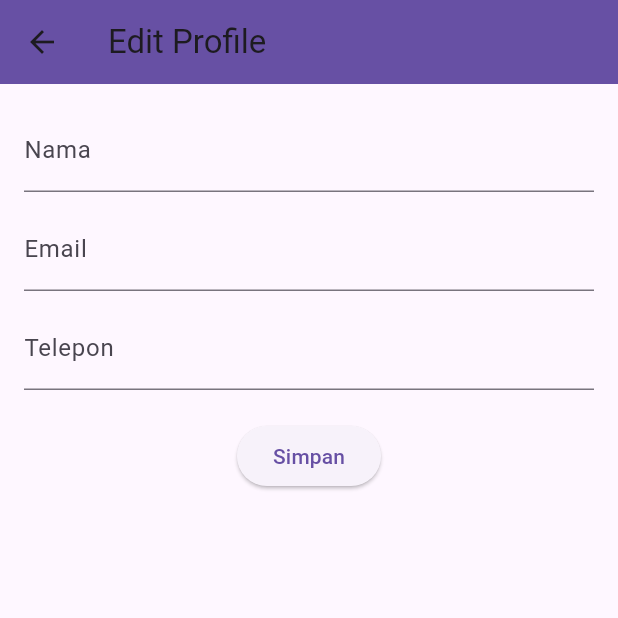
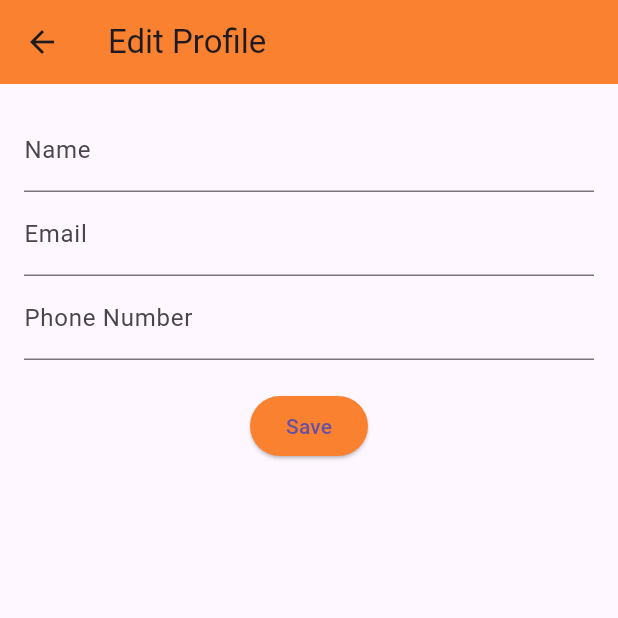
Before and after one commit to lemonaddict/restaurant-tracker, a Flutter app: the EditProfilePage screen opened directly with empty values, on a phone screen of 412 x 824 dp, the top half of it. Run offline on Flutter 3.47's test engine with Material 3 defaults, Android fonts, the phone set to English and light mode, and no system bars; our stand-ins replace shared_preferences; accounts and stored records are empty.

Commit message:
fix profile bugs

```diff
--- a/frontend/restrack/lib/pages/edit_profile_page.dart
+++ b/frontend/restrack/lib/pages/edit_profile_page.dart
@@ -1,15 +1,15 @@
 import 'package:flutter/material.dart';
+import '../models/user.dart';
+import '../services/user_service.dart';
 
 class EditProfilePage extends StatefulWidget {
-  final String userName;
-  final String email;
-  final String phoneNumber;
+  final User user;
+  final UserService userService;
 
   const EditProfilePage({
     super.key,
-    required this.userName,
-    required this.email,
-    required this.phoneNumber,
+    required this.user,
+    required this.userService,
   });
 
   @override
@@ -24,9 +24,9 @@ class _EditProfilePageState extends State<EditProfilePage> {
   @override
   void initState() {
     super.initState();
-    _nameController = TextEditingController(text: widget.userName);
-    _emailController = TextEditingController(text: widget.email);
-    _phoneController = TextEditingController(text: widget.phoneNumber);
+    _nameController = TextEditingController(text: widget.user.name);
+    _emailController = TextEditingController(text: widget.user.email);
+    _phoneController = TextEditingController(text: widget.user.phoneNumber);
   }
 
   @override
@@ -37,12 +37,27 @@ class _EditProfilePageState extends State<EditProfilePage> {
     super.dispose();
   }
 
+  Future<void> _saveProfile() async {
+    try {
+      await widget.userService.updateProfile(
+        name: _nameController.text,
+        email: _emailController.text,
+        phoneNumber: _phoneController.text,
+      );
+      Navigator.pop(context, true);
+    } catch (e) {
+      ScaffoldMessenger.of(context).showSnackBar(
+        SnackBar(content: Text('Failed to update profile: $e')),
+      );
+    }
+  }
+
   @override
   Widget build(BuildContext context) {
     return Scaffold(
       appBar: AppBar(
         title: const Text('Edit Profile'),
-        backgroundColor: Theme.of(context).colorScheme.primary,
+        backgroundColor: const Color(0xFFFA812F),
       ),
       body: Padding(
         padding: const EdgeInsets.all(16.0),
@@ -50,29 +65,23 @@ class _EditProfilePageState extends State<EditProfilePage> {
           children: [
             TextField(
               controller: _nameController,
-              decoration: const InputDecoration(labelText: 'Nama'),
+              decoration: const InputDecoration(labelText: 'Name'),
             ),
-            const SizedBox(height: 10),
             TextField(
               controller: _emailController,
               decoration: const InputDecoration(labelText: 'Email'),
             ),
-            const SizedBox(height: 10),
             TextField(
               controller: _phoneController,
-              decoration: const InputDecoration(labelText: 'Telepon'),
-              keyboardType: TextInputType.phone,
+              decoration: const InputDecoration(labelText: 'Phone Number'),
             ),
             const SizedBox(height: 20),
             ElevatedButton(
-              onPressed: () {
-                Navigator.pop(context, {
-                  'name': _nameController.text,
-                  'email': _emailController.text,
-                  'phone': _phoneController.text,
-                });
-              },
-              child: const Text('Simpan'),
+              onPressed: _saveProfile,
+              style: ElevatedButton.styleFrom(
+                backgroundColor: const Color(0xFFFA812F),
+              ),
+              child: const Text('Save'),
             ),
           ],
         ),
--- a/frontend/restrack/lib/pages/home_page.dart
+++ b/frontend/restrack/lib/pages/home_page.dart
@@ -5,6 +5,7 @@ import 'package:restrack/pages/choose_date_page.dart';
 import 'package:restrack/pages/profile_page.dart';
 import 'package:restrack/pages/team_page.dart'; // Import the team page
 import 'package:restrack/services/auth_service.dart';
+import 'package:restrack/services/user_service.dart';
 
 class HomePage extends StatelessWidget {
   final AuthService authService;
@@ -116,7 +117,10 @@ class HomePage extends StatelessWidget {
                 Navigator.push(
                   context,
                   MaterialPageRoute(
-                    builder: (context) => ProfilePage(authService: authService),
+                    builder: (context) => ProfilePage(
+                      authService: authService,
+                      userService: UserService(authService: authService),
+                    ),
                   ),
                 );
               },
--- a/frontend/restrack/pubspec.yaml
+++ b/frontend/restrack/pubspec.yaml
@@ -32,6 +32,7 @@ dependencies:
     sdk: flutter
   http: ^1.1.0
   shared_preferences: ^2.2.0
+  jose: ^0.3.4
 
 
   # The following adds the Cupertino Icons font to your application.
```
Also changed, not shown: frontend/restrack/lib/main.dart (+10 -3 lines), frontend/restrack/lib/models/user.dart (+3 -39 lines), frontend/restrack/lib/pages/profile_page.dart (+37 -15 lines), frontend/restrack/lib/services/user_service.dart (+53 -17 lines), frontend/restrack/pubspec.lock.
